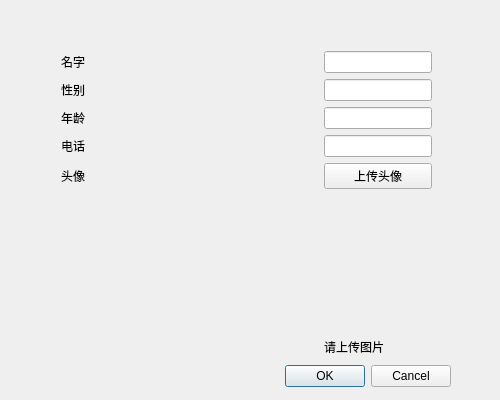
Old version of the form app/ui/NewFaceUI.ui in the repository Meydan-ZHOU/smileSystem.
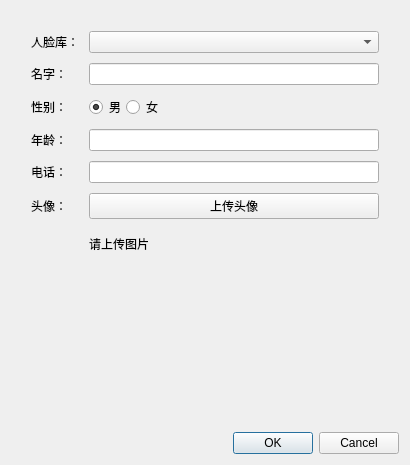
New version of the form. Icons and pictures are not drawn.

```diff
--- a/app/ui/NewFaceUI.ui
+++ b/app/ui/NewFaceUI.ui
@@ -6,39 +6,78 @@
    <rect>
     <x>0</x>
     <y>0</y>
-    <width>500</width>
-    <height>400</height>
+    <width>410</width>
+    <height>465</height>
    </rect>
   </property>
   <property name="windowTitle">
    <string>添加单个人脸</string>
   </property>
+  <layout class="QGridLayout" name="gridLayout_2">
+   <item row="1" column="0">
   <widget class="QDialogButtonBox" name="buttonBox">
-   <property name="geometry">
-    <rect>
-     <x>110</x>
-     <y>360</y>
-     <width>341</width>
-     <height>32</height>
-    </rect>
-   </property>
    <property name="orientation">
     <enum>Qt::Horizontal</enum>
    </property>
    <property name="standardButtons">
     <set>QDialogButtonBox::Cancel|QDialogButtonBox::Ok</set>
    </property>
-  </widget>
-  <widget class="QWidget" name="layoutWidget">
-   <property name="geometry">
-    <rect>
-     <x>61</x>
-     <y>51</y>
-     <width>371</width>
-     <height>305</height>
-    </rect>
-   </property>
-   <layout class="QGridLayout" name="gridLayout" columnstretch="1,0">
+     <property name="centerButtons">
+      <bool>false</bool>
+     </property>
+    </widget>
+   </item>
+   <item row="0" column="0">
+    <layout class="QGridLayout" name="gridLayout" columnstretch="1,6">
+     <property name="leftMargin">
+      <number>20</number>
+     </property>
+     <property name="topMargin">
+      <number>20</number>
+     </property>
+     <property name="rightMargin">
+      <number>20</number>
+     </property>
+     <property name="bottomMargin">
+      <number>20</number>
+     </property>
+     <property name="spacing">
+      <number>10</number>
+     </property>
+     <item row="1" column="1">
+      <widget class="QLineEdit" name="lineEdit_name"/>
+     </item>
+     <item row="3" column="1">
+      <widget class="QLineEdit" name="lineEdit_age"/>
+     </item>
+     <item row="2" column="0">
+      <widget class="QLabel" name="label_2">
+       <property name="text">
+        <string>性别：</string>
+       </property>
+      </widget>
+     </item>
+     <item row="7" column="1">
+      <widget class="QLabel" name="label_image">
+       <property name="text">
+        <string/>
+       </property>
+      </widget>
+     </item>
+     <item row="3" column="0">
+      <widget class="QLabel" name="label_3">
+       <property name="text">
+        <string>年龄：</string>
+       </property>
+      </widget>
+     </item>
+     <item row="5" column="1">
+      <widget class="QPushButton" name="pushButton_upload">
+       <property name="text">
+        <string>上传头像</string>
+       </property>
+      </widget>
+     </item>
     <item row="6" column="1">
      <widget class="QLabel" name="label_tip">
       <property name="sizePolicy">
@@ -58,35 +97,65 @@
       </property>
      </widget>
     </item>
-    <item row="0" column="0">
-     <widget class="QLabel" name="label">
-      <property name="text">
-       <string>名字</string>
-      </property>
-     </widget>
-    </item>
-    <item row="1" column="0">
-     <widget class="QLabel" name="label_2">
+     <item row="2" column="1">
+      <widget class="QWidget" name="widget" native="true">
+       <property name="sizePolicy">
+        <sizepolicy hsizetype="Fixed" vsizetype="Fixed">
+         <horstretch>0</horstretch>
+         <verstretch>0</verstretch>
+        </sizepolicy>
+       </property>
+       <layout class="QHBoxLayout" name="horizontalLayout_2">
+        <property name="spacing">
+         <number>0</number>
+        </property>
+        <property name="leftMargin">
+         <number>0</number>
+        </property>
+        <property name="topMargin">
+         <number>0</number>
+        </property>
+        <property name="rightMargin">
+         <number>0</number>
+        </property>
+        <property name="bottomMargin">
+         <number>0</number>
+        </property>
+        <item>
+         <layout class="QHBoxLayout" name="horizontalLayout">
+          <item>
+           <widget class="QRadioButton" name="radioButton_man">
       <property name="text">
-       <string>性别</string>
-      </property>
-     </widget>
-    </item>
-    <item row="4" column="1">
-     <widget class="QPushButton" name="pushButton_upload">
+             <string>男</string>
+            </property>
+            <property name="checked">
+             <bool>true</bool>
+            </property>
+           </widget>
+          </item>
+          <item>
+           <widget class="QRadioButton" name="radioButton_female">
       <property name="text">
-       <string>上传头像</string>
+             <string>女</string>
       </property>
      </widget>
     </item>
-    <item row="2" column="0">
-     <widget class="QLabel" name="label_3">
-      <property name="text">
-       <string>年龄</string>
-      </property>
+         </layout>
+        </item>
+       </layout>
      </widget>
     </item>
     <item row="4" column="0">
+      <widget class="QLabel" name="label_4">
+       <property name="text">
+        <string>电话：</string>
+       </property>
+      </widget>
+     </item>
+     <item row="4" column="1">
+      <widget class="QLineEdit" name="lineEdit_tel"/>
+     </item>
+     <item row="5" column="0">
      <widget class="QLabel" name="Label">
       <property name="sizePolicy">
        <sizepolicy hsizetype="Preferred" vsizetype="Preferred">
@@ -95,47 +164,30 @@
        </sizepolicy>
       </property>
       <property name="text">
-       <string>头像</string>
+        <string>头像：</string>
+       </property>
+      </widget>
+     </item>
+     <item row="1" column="0">
+      <widget class="QLabel" name="label">
+       <property name="text">
+        <string>名字：</string>
+       </property>
+      </widget>
+     </item>
+     <item row="0" column="0">
+      <widget class="QLabel" name="label_5">
+       <property name="text">
+        <string>人脸库：</string>
       </property>
      </widget>
     </item>
     <item row="0" column="1">
-     <widget class="QLineEdit" name="lineEdit_name"/>
-    </item>
-    <item row="5" column="1">
-     <widget class="QLabel" name="label_image">
-      <property name="minimumSize">
-       <size>
-        <width>50</width>
-        <height>150</height>
-       </size>
-      </property>
-      <property name="text">
-       <string/>
-      </property>
-      <property name="pixmap">
-       <pixmap>:/data/faceIcon.jpg</pixmap>
-      </property>
-     </widget>
-    </item>
-    <item row="1" column="1">
-     <widget class="QLineEdit" name="lineEdit_sex"/>
-    </item>
-    <item row="2" column="1">
-     <widget class="QLineEdit" name="lineEdit_age"/>
-    </item>
-    <item row="3" column="0">
-     <widget class="QLabel" name="label_4">
-      <property name="text">
-       <string>电话</string>
-      </property>
-     </widget>
-    </item>
-    <item row="3" column="1">
-     <widget class="QLineEdit" name="lineEdit_tel"/>
-    </item>
-   </layout>
-  </widget>
+      <widget class="QComboBox" name="comboBox_library"/>
+     </item>
+    </layout>
+   </item>
+  </layout>
  </widget>
  <resources/>
  <connections>
```
Lines whose indentation alone changed are shown as unchanged.
